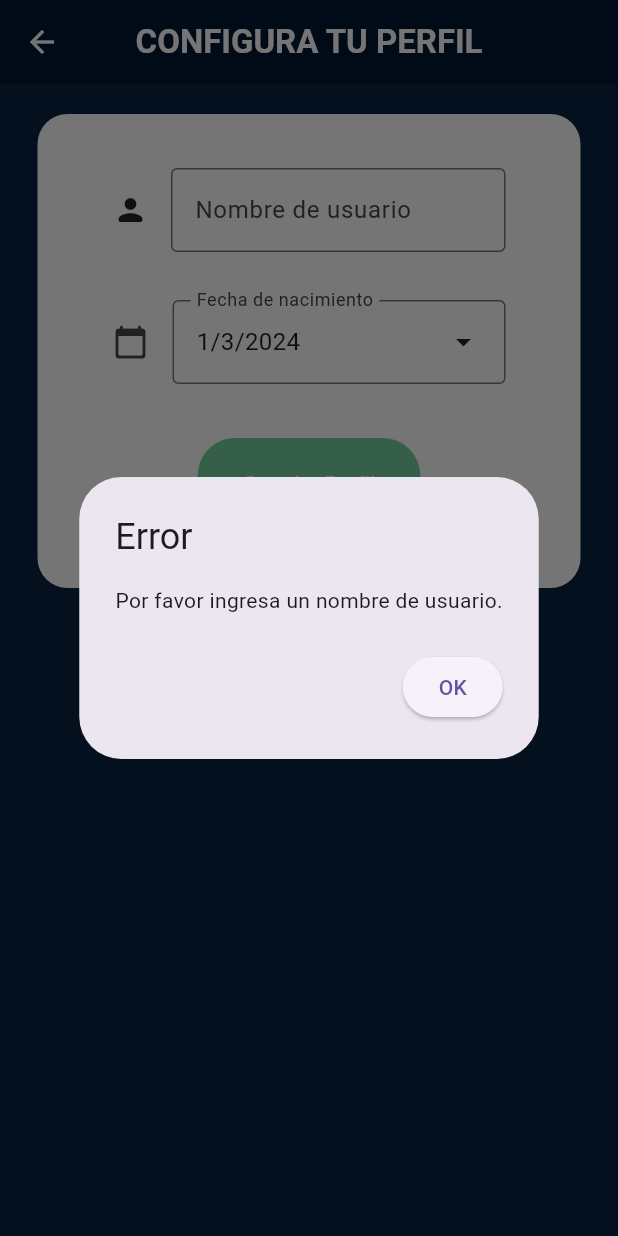
After one commit to marcomar31/MarcoMartinez_ExamenFinal_PMDM_PSP, a Flutter app: the CreaPerfilView screen opened by its route, after a tap on "Guardar Perfil", on a phone screen of 412 x 824 dp. The commit adds this screen. Run offline on Flutter 3.47's test engine with Material 3 defaults, Android fonts, the phone set to English and light mode, and no system bars; our stand-ins replace firebase_auth, firebase_core; accounts and stored records are empty; generated files the repository leaves out were written again.

Commit message:
Commit 15: Creada CreaPerfilView.

```diff
--- a/marcomartinez_examenfinal/lib/CustomizedObjects/Drawers.dart
+++ b/marcomartinez_examenfinal/lib/CustomizedObjects/Drawers.dart
@@ -28,7 +28,7 @@ class MainDrawer extends StatelessWidget {
                   ),
                 ),
                 Text(
-                  fbAdmin.auth.currentUser?.email ?? 'No hay usuario',
+                  fbAdmin.auth.currentUser?.email ?? 'email@example.com',
                   style: const TextStyle(
                     color: Colors.grey,
                     fontSize: 14,
--- a/marcomartinez_examenfinal/lib/MyApp.dart
+++ b/marcomartinez_examenfinal/lib/MyApp.dart
@@ -1,4 +1,5 @@
 import 'package:flutter/material.dart';
+import 'package:marcomartinez_examenfinal/OnBoarding/CreaPerfilView.dart';
 import 'package:marcomartinez_examenfinal/OnBoarding/OnBoarding.dart';
 
 import 'Main/HomeView.dart';
@@ -15,7 +16,8 @@ class MyApp extends StatelessWidget {
         '/onboarding_view': (context) => OnBoarding(),
         '/login_view': (context) => LoginView(),
         '/register_view': (context) => RegisterView(),
-        '/home_view': (context) => HomeView()
+        '/creaperfil_view': (context) => CreaPerfilView(),
+        '/home_view': (context) => const HomeView(),
       },
       initialRoute: '/onboarding_view',
       debugShowCheckedModeBanner: false,
--- /dev/null
+++ b/marcomartinez_examenfinal/lib/OnBoarding/CreaPerfilView.dart
@@ -0,0 +1,138 @@
+import 'package:flutter/material.dart';
+import 'package:marcomartinez_examenfinal/CustomizedObjects/TextFormFields.dart';
+import 'package:marcomartinez_examenfinal/Singleton/FirebaseAdmin.dart';
+
+import '../CustomizedObjects/Buttons.dart';
+import '../Singleton/PlatformAdmin.dart';
+
+class CreaPerfilView extends StatefulWidget {
+  const CreaPerfilView({super.key});
+
+  @override
+  State<StatefulWidget> createState() => _CreaPerfilViewState();
+}
+
+class _CreaPerfilViewState extends State<CreaPerfilView> {
+  FirebaseAdmin fbAdmin = FirebaseAdmin();
+
+  TextEditingController tecNombre = TextEditingController();
+  DateTime _fechaSeleccionada = DateTime.now();
+
+  @override
+  Widget build(BuildContext context) {
+    double screenWidth = PlatformAdmin.getScreenWidth(context);
+
+    return Scaffold(
+      backgroundColor: const Color.fromRGBO(10, 35, 65, 1.0),
+      appBar: AppBar(
+        title: const Text(
+          "CONFIGURA TU PERFIL",
+          style: TextStyle(
+            color: Colors.white,
+            fontWeight: FontWeight.bold,
+          ),
+        ),
+        centerTitle: true,
+        backgroundColor: const Color.fromRGBO(2, 25, 52, 1.0),
+        iconTheme: const IconThemeData(color: Colors.white),
+      ),
+      body: SingleChildScrollView(
+        child: Center(
+          child: Column(
+            children: [
+            SizedBox(
+              width: (screenWidth < 600) ? PlatformAdmin.getScreenWidth(context)-50 : 600,
+              child: Container(
+                margin: const EdgeInsets.only(top: 20, bottom: 20),
+                decoration: BoxDecoration(
+                  color: Colors.white,
+                  borderRadius: BorderRadius.circular(20),
+                ),
+                padding: const EdgeInsets.symmetric(horizontal: 50, vertical: 20),
+                child: Column(
+                  mainAxisAlignment: MainAxisAlignment.center,
+                  mainAxisSize: MainAxisSize.min,
+                  children: [
+                  Padding(
+                    padding: const EdgeInsets.symmetric(vertical: 16),
+                    child: OnBoardingFormField(tec: tecNombre, label: 'Nombre de usuario', icon: Icons.person_rounded, isPassword: false,),
+                  ),
+                  Padding(
+                    padding: const EdgeInsets.symmetric(vertical: 16),
+                    child: InkWell(
+                      onTap: _seleccionarFecha,
+                      child: InputDecorator(
+                        decoration: const InputDecoration(
+                          border: OutlineInputBorder(),
+                          labelText: 'Fecha de nacimiento',
+                          icon: Icon(Icons.calendar_today_rounded),
+                        ),
+                        child: Row(
+                          mainAxisAlignment: MainAxisAlignment.spaceBetween,
+                          children: [
+                            Text(
+                              '${_fechaSeleccionada.day}/${_fechaSeleccionada.month}/${_fechaSeleccionada.year}',
+                              style: const TextStyle(fontSize: 16.0),
+                            ),
+                            const Icon(Icons.arrow_drop_down),
+                          ],
+                        ),
+                      ),
+                    ),
+                  ),
+                  Row(
+                    mainAxisAlignment: MainAxisAlignment.center,
+                    children: [
+                      Padding(
+                        padding: const EdgeInsets.symmetric(vertical: 20),
+                        child: RoundedGreenButton(function: _guardarPerfil, text: 'Guardar Perfil',),
+                      ),
+                    ],
+                  ),
+                ],
+              ),
+              ),
+            ),
+                ]),
+        ),
+      ),
+    );
+  }
+
+  Future<void> _seleccionarFecha() async {
+    final DateTime? fechaSeleccionada = await showDatePicker(
+      context: context,
+      initialDate: _fechaSeleccionada,
+      firstDate: DateTime(1900),
+      lastDate: DateTime.now(),
+    );
+    if (fechaSeleccionada != null) {
+      setState(() {
+        _fechaSeleccionada = fechaSeleccionada;
+      });
+    }
+  }
+
+  void _guardarPerfil() {
+    String nombreUsuario = tecNombre.text.trim();
+    if (nombreUsuario.isNotEmpty) {
+      print('Nombre de usuario: $nombreUsuario');
+      print('Fecha de nacimiento: $_fechaSeleccionada');
+      fbAdmin.auth.currentUser?.updateDisplayName(nombreUsuario);
+    } else {
+      showDialog(
+        context: context,
+        builder: (context) => AlertDialog(
+          title: Text('Error'),
+          content: Text('Por favor ingresa un nombre de usuario.'),
+          actions: [
+            ElevatedButton(
+              onPressed: () => Navigator.pop(context),
+              child: Text('OK'),
+            ),
+          ],
+        ),
+      );
+    }
+  }
+}
--- a/marcomartinez_examenfinal/lib/OnBoarding/LoginView.dart
+++ b/marcomartinez_examenfinal/lib/OnBoarding/LoginView.dart
@@ -10,11 +10,11 @@ import '../Singleton/PlatformAdmin.dart';
 class LoginView extends StatelessWidget {
   LoginView({super.key});
 
-  late BuildContext _context = _context;
+  late final BuildContext _context;
 
-  FirebaseAdmin fbAdmin = FirebaseAdmin();
-  TextEditingController tecEmail = TextEditingController();
-  TextEditingController tecPassword = TextEditingController();
+  final FirebaseAdmin fbAdmin = FirebaseAdmin();
+  final TextEditingController tecEmail = TextEditingController();
+  final TextEditingController tecPassword = TextEditingController();
 
   @override
   Widget build(BuildContext context) {
@@ -92,7 +92,8 @@ class LoginView extends StatelessWidget {
 
   Future<void> _iniciarSesion() async {
     if (await fbAdmin.logInWithEmail(tecEmail.text, tecPassword.text)) {
-      Navigator.of(_context).popAndPushNamed("/home_view");
+      // Navigator.of(_context).popAndPushNamed("/home_view");
+      Navigator.of(_context).popAndPushNamed("/creaperfil_view");
     }
   }
 }
```
